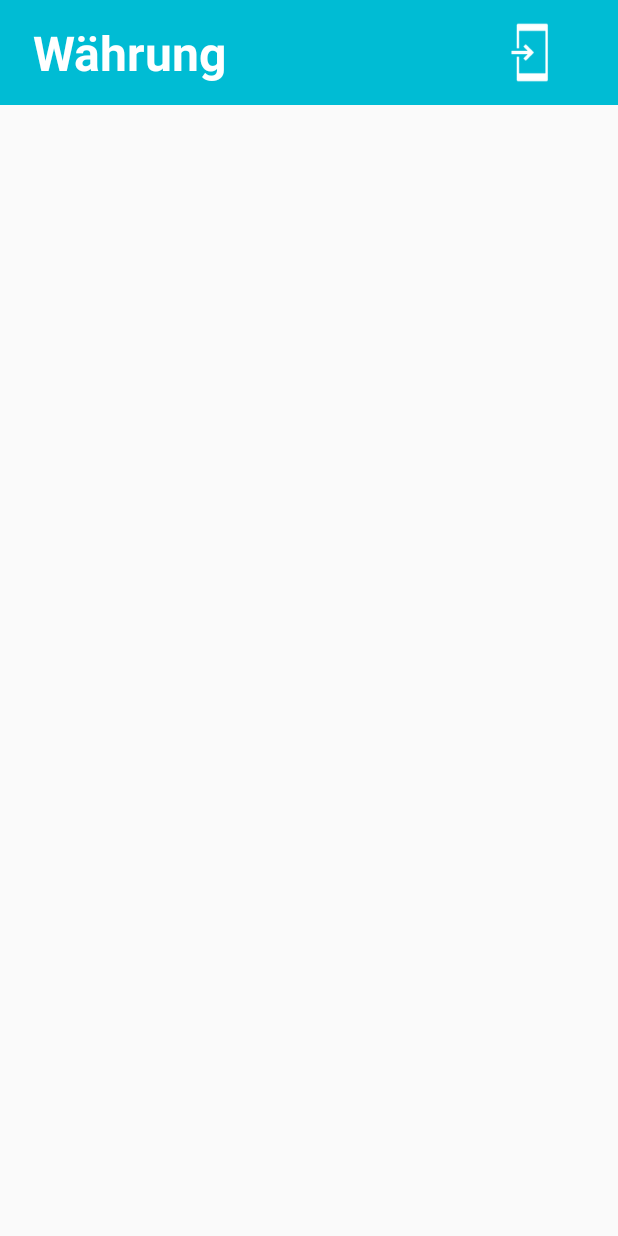
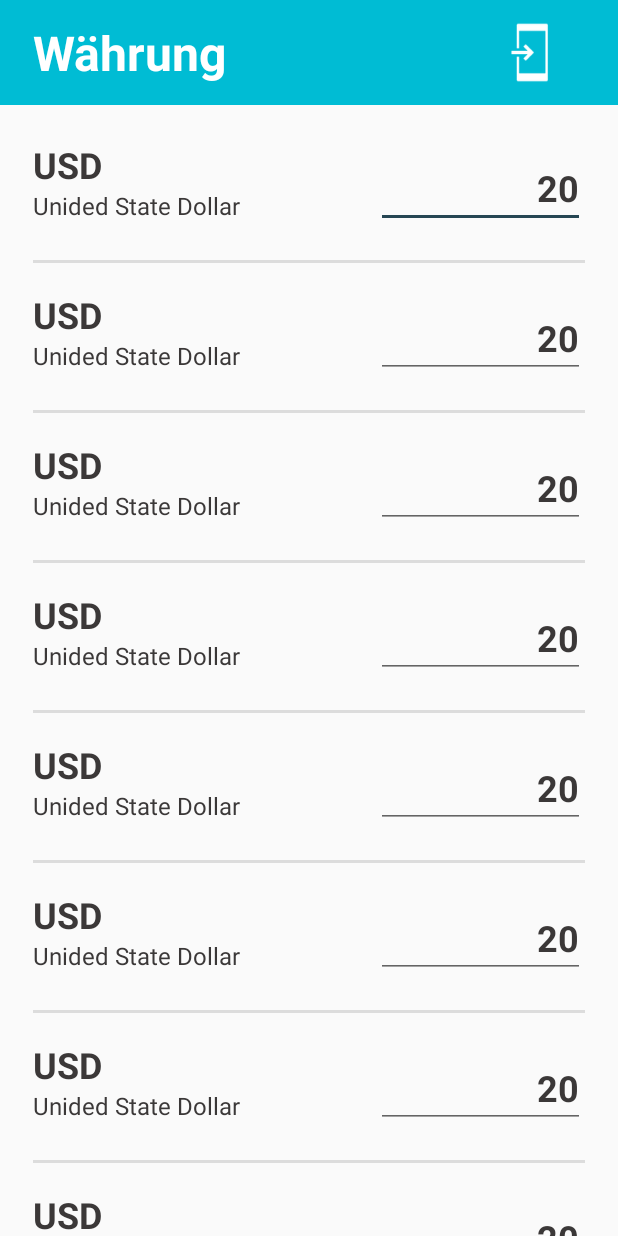
Before and after one commit to dhbw-2020-mobileapp/convertiverse, an Android app: the ConverterActivity screen opened directly, with no data from a screen before it, on a phone screen of 412 x 824 dp. Run offline under Robolectric (Android 15) with nearby library versions, the phone set to English and light mode, and no system bars.

Commit message:
add recyclerView for converterActivity

```diff
--- a/app/src/main/java/com/github/convertiverse/ConverterActivity.java
+++ b/app/src/main/java/com/github/convertiverse/ConverterActivity.java
@@ -16,6 +16,7 @@ public class ConverterActivity extends AppCompatActivity {
 
     // Nur zu testen
     List<TestClass> categoriesTest = new ArrayList<TestClass>();
+    List<TestClass> unitTest = new ArrayList<TestClass>();
     // test ende
 
     //Adapter
@@ -33,12 +34,27 @@ public class ConverterActivity extends AppCompatActivity {
         super.onCreate(savedInstanceState);
         setContentView(R.layout.activity_converter);
 
+        //nur zum testen
+        unitTest.add(new TestClass(0, "währung", "empty"));
+        unitTest.add(new TestClass(1, "Gewicht", "empty"));
+        unitTest.add(new TestClass(2, "Entfernung", "empty"));
+        unitTest.add(new TestClass(3, "Geschwindigkeit", "empty"));
+        unitTest.add(new TestClass(4, "währung", "empty"));
+        unitTest.add(new TestClass(5, "Gewicht", "empty"));
+        unitTest.add(new TestClass(3, "Geschwindigkeit", "empty"));
+        unitTest.add(new TestClass(4, "währung", "empty"));
+        unitTest.add(new TestClass(5, "Gewicht", "empty"));
+        unitTest.add(new TestClass(3, "Geschwindigkeit", "empty"));
+        unitTest.add(new TestClass(4, "währung", "empty"));
+        unitTest.add(new TestClass(5, "Gewicht", "empty"));
+        // test ende
+
         //Adapter
         recyclerView = findViewById(R.id.recyclerView_converter);
         recyclerView.setHasFixedSize(true);
         layoutManager = new LinearLayoutManager(this);
         recyclerView.setLayoutManager(layoutManager);
-        converterAdapter = new ConverterRecyclerViewAdapter(categoriesTest, ConverterActivity.this);
+        converterAdapter = new ConverterRecyclerViewAdapter(unitTest, ConverterActivity.this);
         recyclerView.setAdapter(converterAdapter);
 
         textView_converterHeading = findViewById(R.id.textView_converterHeading);
--- a/app/src/main/java/com/github/convertiverse/ConverterRecyclerViewAdapter.java
+++ b/app/src/main/java/com/github/convertiverse/ConverterRecyclerViewAdapter.java
@@ -1,6 +1,11 @@
 package com.github.convertiverse;
 
+import android.content.Context;
+import android.view.LayoutInflater;
+import android.view.View;
 import android.view.ViewGroup;
+import android.widget.EditText;
+import android.widget.TextView;
 
 import androidx.annotation.NonNull;
 import androidx.recyclerview.widget.RecyclerView;
@@ -8,23 +13,81 @@ import androidx.recyclerview.widget.RecyclerView;
 import java.util.List;
 
 public class ConverterRecyclerViewAdapter extends RecyclerView.Adapter {
-    public ConverterRecyclerViewAdapter(List<TestClass> categoriesTest, ConverterActivity converterActivity) {
 
+    List<TestClass> unitList;
+    Context context;
+
+    public ConverterRecyclerViewAdapter(List<TestClass> units, Context context) {
+        this.unitList = units;
+        this.context = context;
+    }
+
+    @Override
+    public int getItemViewType(int position) {
+        // 0 = "addUnit"; 1 = "unit"
+        return (position == unitList.size()) ? 0 : 1;
     }
 
     @NonNull
     @Override
     public RecyclerView.ViewHolder onCreateViewHolder(@NonNull ViewGroup parent, int viewType) {
-        return null;
+        LayoutInflater layoutInflater = LayoutInflater.from(parent.getContext());
+        View view;
+
+        if (viewType == 1) {
+            view = layoutInflater.inflate(R.layout.unit, parent, false);
+            return new ViewHolderUnit(view);
+        }
+
+        view = layoutInflater.inflate(R.layout.add_unit, parent, false);
+        return new ViewHolderAddUnit(view);
     }
 
     @Override
     public void onBindViewHolder(@NonNull RecyclerView.ViewHolder holder, int position) {
-
+        if(position == unitList.size()) {
+            /*holder.button.setOnClickListener(new View.OnClickListener() {
+                @Override
+                public void onClick(View view) {
+                    Toast.makeText(context, "Button Clicked", Toast.LENGTH_LONG).show();
+                }
+            });*/
+        }
+        else {
+            // z.B.: holder.categoryName.setText(categoriesList.get(position).getCategoryName());
+        }
     }
 
     @Override
     public int getItemCount() {
-        return 0;
+        return unitList.size() + 1;
+    }
+
+    class ViewHolderUnit extends RecyclerView.ViewHolder {
+
+        TextView textView_unitShortName;
+        TextView textView_unitName;
+        EditText editNum_amount;
+
+        public ViewHolderUnit(@NonNull View itemView) {
+            super(itemView);
+
+            textView_unitShortName = itemView.findViewById(R.id.textView_unitShortName);
+            textView_unitName = itemView.findViewById(R.id.textView_unitName);
+            editNum_amount = itemView.findViewById(R.id.editNum_amount);
+        }
+    }
+
+    class ViewHolderAddUnit extends RecyclerView.ViewHolder {
+
+        TextView textView_addUnitText;
+        TextView textView_addUnitBtn;
+
+        public ViewHolderAddUnit(@NonNull View itemView) {
+            super(itemView);
+
+            textView_addUnitText = itemView.findViewById(R.id.textView_addUnitText);
+            textView_addUnitBtn = itemView.findViewById(R.id.textView_addUnitBtn);
+        }
     }
 }
--- a/app/src/main/res/layout/unit.xml
+++ b/app/src/main/res/layout/unit.xml
@@ -4,15 +4,15 @@
     xmlns:tools="http://schemas.android.com/tools"
     android:id="@+id/layout_unit"
     android:layout_width="match_parent"
-    android:layout_height="90dp"
+    android:layout_height="100dp"
     android:layout_marginLeft="22dp"
     android:layout_marginRight="22dp">
 
     <TextView
-        android:id="@+id/textView2"
+        android:id="@+id/textView_unitShortName"
         android:layout_width="wrap_content"
         android:layout_height="wrap_content"
-        android:layout_marginTop="14dp"
+        android:layout_marginTop="18dp"
         android:text="USD"
         android:textColor="@color/colorDarkText"
         android:textSize="24sp"
@@ -21,17 +21,17 @@
         app:layout_constraintTop_toTopOf="parent" />
 
     <TextView
-        android:id="@+id/textView3"
+        android:id="@+id/textView_unitName"
         android:layout_width="wrap_content"
         android:layout_height="wrap_content"
         android:text="Unided State Dollar"
         android:textColor="@color/colorDarkText"
         android:textSize="16sp"
         app:layout_constraintStart_toStartOf="parent"
-        app:layout_constraintTop_toBottomOf="@+id/textView2" />
+        app:layout_constraintTop_toBottomOf="@+id/textView_unitShortName" />
 
     <EditText
-        android:id="@+id/editTextNumberDecimal"
+        android:id="@+id/editNum_amount"
         android:layout_width="139dp"
         android:layout_height="wrap_content"
         android:ems="10"
@@ -48,7 +48,7 @@
     <View
         android:id="@+id/divider"
         android:layout_width="0dp"
-        android:layout_height="3dp"
+        android:layout_height="2dp"
         android:background="?android:attr/listDivider"
         app:layout_constraintBottom_toBottomOf="parent"
         app:layout_constraintEnd_toEndOf="parent"
```
Also changed, not shown: app/src/main/res/layout/add_unit.xml (+4 -4 lines).
